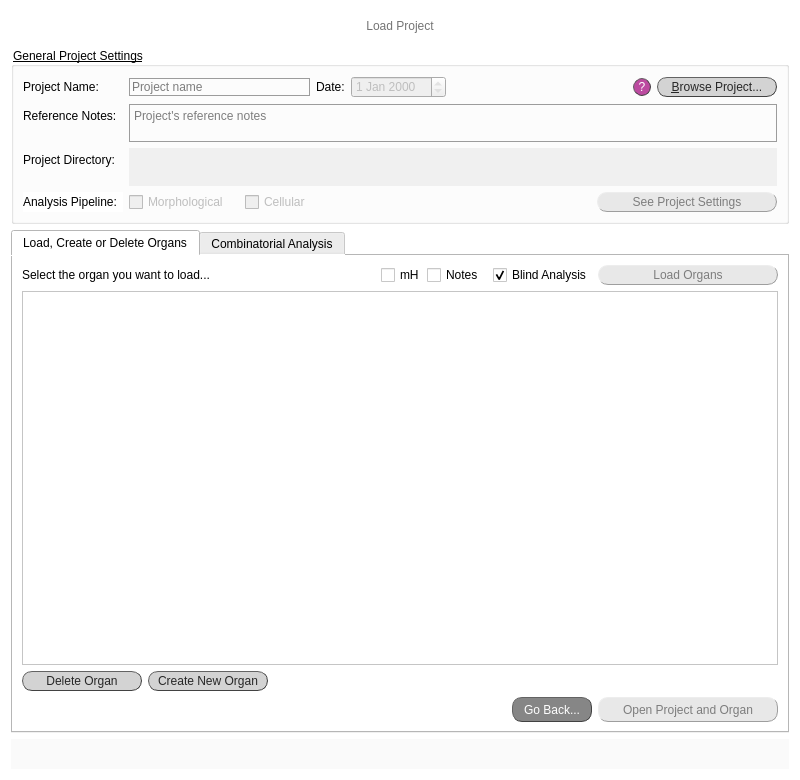
Old version of the form src/gui/ui/load_project_screen.ui in the repository jsanchez679/morphoHeart_rev.
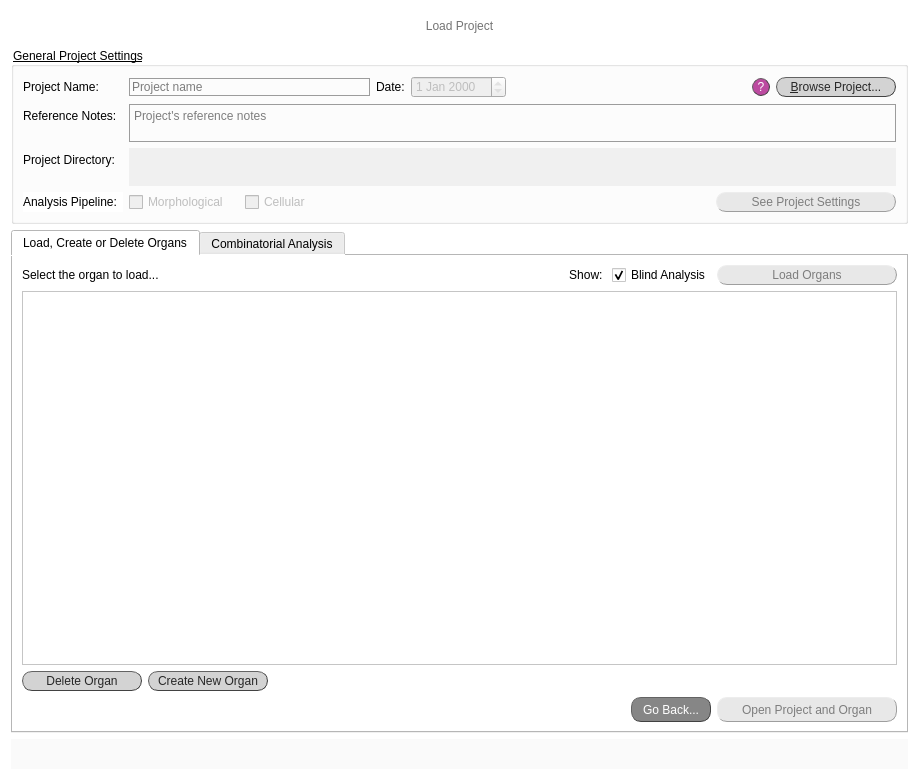
New version of the form. The open tabs and pages were chosen to show the change.

The edit to the form file:
```diff
--- a/src/gui/ui/load_project_screen.ui
+++ b/src/gui/ui/load_project_screen.ui
@@ -6,7 +6,7 @@
    <rect>
     <x>0</x>
     <y>0</y>
-    <width>800</width>
+    <width>919</width>
     <height>780</height>
    </rect>
   </property>
@@ -583,7 +583,7 @@
 background-color: rgb(255, 255, 255);</string>
            </property>
            <property name="text">
-            <string>Select the organ you want to load...</string>
+            <string>Select the organ to load...</string>
            </property>
            <property name="alignment">
             <set>Qt::AlignLeading|Qt::AlignLeft|Qt::AlignVCenter</set>
@@ -591,66 +591,39 @@
           </widget>
          </item>
          <item>
-          <widget class="QCheckBox" name="cB_mH_hide">
+          <layout class="QHBoxLayout" name="hlayout_filter">
+           <item>
+            <widget class="QLabel" name="label_sCut2_Cut2_segm1_sect1_2">
            <property name="sizePolicy">
-            <sizepolicy hsizetype="Fixed" vsizetype="Fixed">
+              <sizepolicy hsizetype="Fixed" vsizetype="Preferred">
              <horstretch>0</horstretch>
              <verstretch>0</verstretch>
             </sizepolicy>
            </property>
            <property name="minimumSize">
             <size>
-             <width>40</width>
-             <height>18</height>
+               <width>0</width>
+               <height>20</height>
             </size>
            </property>
            <property name="maximumSize">
             <size>
-             <width>40</width>
-             <height>16777215</height>
-            </size>
-           </property>
-           <property name="layoutDirection">
-            <enum>Qt::LeftToRight</enum>
-           </property>
+               <width>16777215</width>
+               <height>20</height>
+              </size>
+             </property>
            <property name="styleSheet">
             <string notr="true">font: 25 10pt &quot;Calibri Light&quot;;</string>
            </property>
            <property name="text">
-            <string>mH</string>
-           </property>
-           <property name="checked">
-            <bool>false</bool>
+              <string>Show: </string>
+             </property>
+             <property name="alignment">
+              <set>Qt::AlignCenter</set>
            </property>
           </widget>
          </item>
-         <item>
-          <widget class="QCheckBox" name="cB_notes">
-           <property name="sizePolicy">
-            <sizepolicy hsizetype="Fixed" vsizetype="Fixed">
-             <horstretch>0</horstretch>
-             <verstretch>0</verstretch>
-            </sizepolicy>
-           </property>
-           <property name="minimumSize">
-            <size>
-             <width>60</width>
-             <height>18</height>
-            </size>
-           </property>
-           <property name="layoutDirection">
-            <enum>Qt::LeftToRight</enum>
-           </property>
-           <property name="styleSheet">
-            <string notr="true">font: 25 10pt &quot;Calibri Light&quot;;</string>
-           </property>
-           <property name="text">
-            <string>Notes</string>
-           </property>
-           <property name="checked">
-            <bool>false</bool>
-           </property>
-          </widget>
+          </layout>
          </item>
          <item>
           <widget class="QCheckBox" name="cB_blind">
```
Left out of the diff: 39 changed lines with no effect on the pictures. Lines whose indentation alone changed are shown as unchanged.
